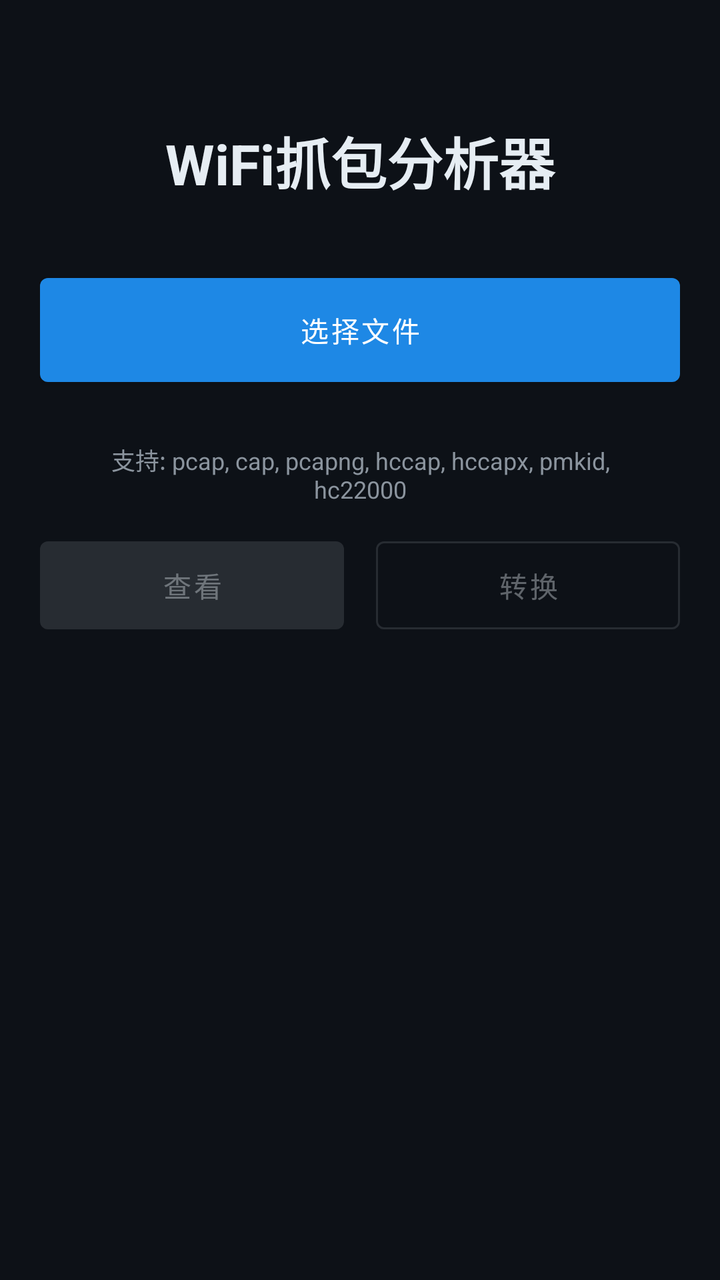
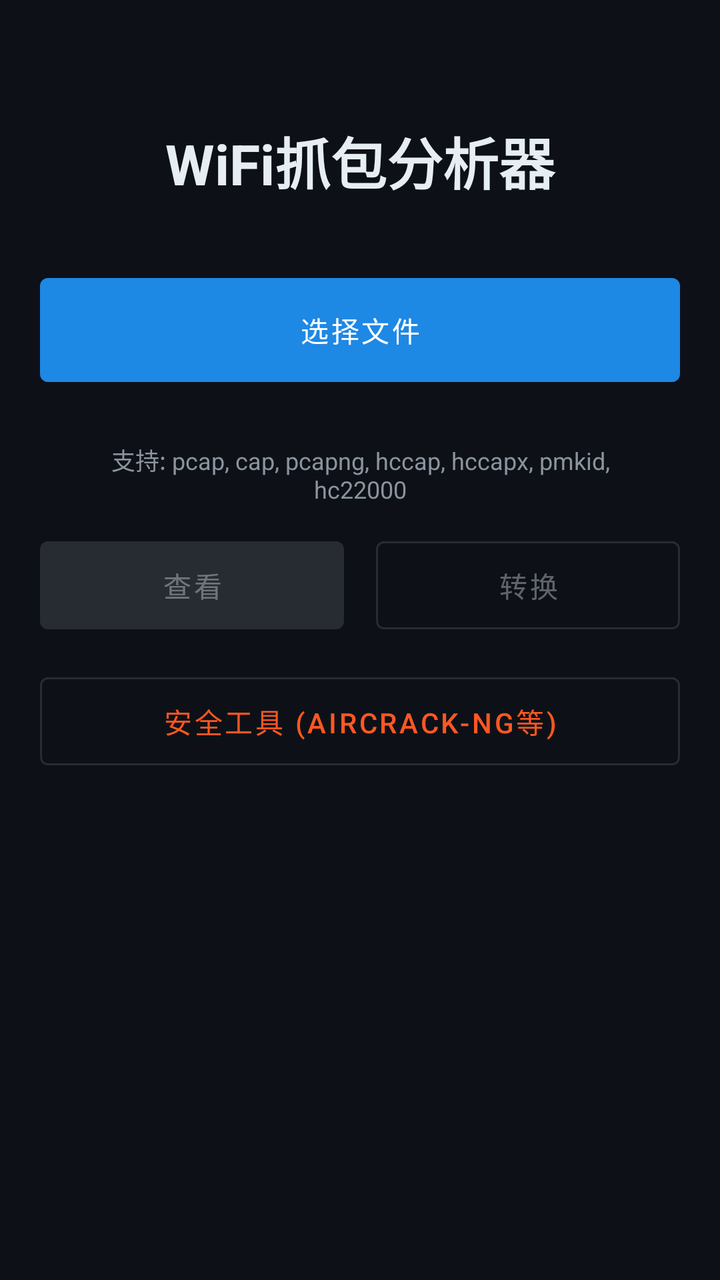

Two renders of the same Android screen: before a commit and after it. Below are the layout's source before the change and the commit's diff.
<!-- AndroidManifest.xml: application theme Theme.WifiAnalyzer -->
<!-- res/layout/activity_main.xml -->
<?xml version="1.0" encoding="utf-8"?>
<LinearLayout xmlns:android="http://schemas.android.com/apk/res/android"
    android:layout_width="match_parent" android:layout_height="match_parent"
    android:orientation="vertical" android:background="#FF0D1117" android:padding="20dp">
    <TextView android:layout_width="match_parent" android:layout_height="wrap_content"
        android:text="WiFi抓包分析器" android:textSize="28sp" android:textColor="#FFE6EDF3"
        android:textStyle="bold" android:gravity="center" android:layout_marginTop="40dp" android:layout_marginBottom="32dp"/>
    <com.google.android.material.button.MaterialButton android:id="@+id/btnSelectFile"
        android:layout_width="match_parent" android:layout_height="64dp" android:text="选择文件" android:layout_marginBottom="12dp"/>
    <TextView android:id="@+id/tvSelectedFile" android:layout_width="match_parent" android:layout_height="wrap_content"
        android:text="支持: pcap, cap, pcapng, hccap, hccapx, pmkid, hc22000" android:textSize="12sp" android:textColor="#FF8B949E" android:gravity="center" android:padding="12dp"/>
    <LinearLayout android:layout_width="match_parent" android:layout_height="wrap_content" android:orientation="horizontal">
        <com.google.android.material.button.MaterialButton android:id="@+id/btnViewFile"
            android:layout_width="0dp" android:layout_height="56dp" android:layout_weight="1" android:layout_marginEnd="8dp" android:text="查看" android:enabled="false"/>
        <com.google.android.material.button.MaterialButton android:id="@+id/btnConvert"
            android:layout_width="0dp" android:layout_height="56dp" android:layout_weight="1" android:layout_marginStart="8dp" android:text="转换" android:enabled="false"
            style="@style/Widget.MaterialComponents.Button.OutlinedButton"/>
    </LinearLayout>
</LinearLayout>
<!-- resources referenced by this layout -->
<resources>
  <style name="Theme.WifiAnalyzer" parent="Theme.MaterialComponents.DayNight.NoActionBar">
          <item name="colorPrimary">#FF1E88E5</item>
          <item name="android:colorBackground">#FF0D1117</item>
          <item name="colorSurface">#FF21262D</item>
          <item name="colorOnSurface">#FFE6EDF3</item>
      </style>
</resources>

<!-- the commit's change to res/layout/activity_main.xml (unified diff, before → after) -->
@@ -16,4 +16,7 @@
             android:layout_width="0dp" android:layout_height="56dp" android:layout_weight="1" android:layout_marginStart="8dp" android:text="转换" android:enabled="false"
             style="@style/Widget.MaterialComponents.Button.OutlinedButton"/>
     </LinearLayout>
+    <com.google.android.material.button.MaterialButton android:id="@+id/btnTools"
+        android:layout_width="match_parent" android:layout_height="56dp" android:layout_marginTop="12dp" android:text="安全工具 (aircrack-ng等)"
+        style="@style/Widget.MaterialComponents.Button.OutlinedButton" android:textColor="#FFFF5722" android:strokeColor="#FFFF5722"/>
 </LinearLayout>
